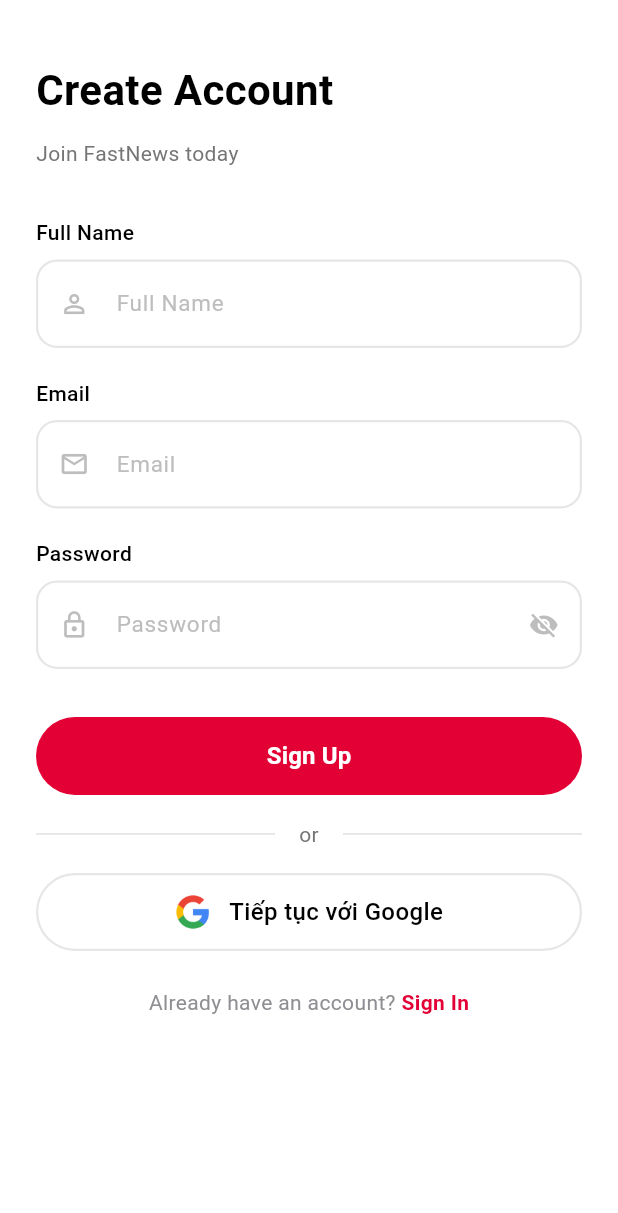
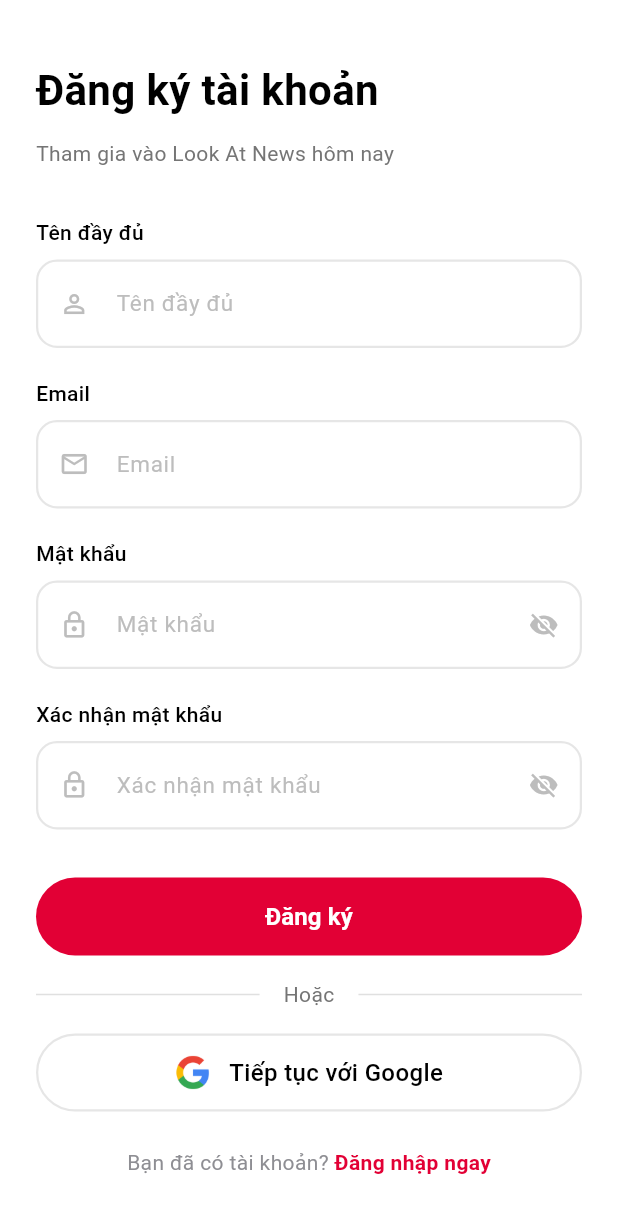
Before and after one commit to vaachu1993/LookAtNew, a Flutter app: the SignUpScreen screen opened directly, on a phone screen of 412 x 824 dp. Shown: the top 1213 px of the screen. Run offline on Flutter 3.47's test engine with Material 3 defaults, Android fonts, the phone set to English and light mode, and no system bars; drawn by our look-alikes of toastification; our stand-ins replace google_sign_in, image_cropper, image_picker, permission_handler, share_plus, shared_preferences and 1 more; accounts and stored records are empty; Roboto replaces fonts that are missing (SF Pro Text).

Commit message:
Refact SignUp Screen To Vietnamese

```diff
--- a/lib/screens/auth/sign_up_screen.dart
+++ b/lib/screens/auth/sign_up_screen.dart
@@ -16,6 +16,7 @@ class _SignUpScreenState extends State<SignUpScreen> {
   final TextEditingController _nameController = TextEditingController();
   final TextEditingController _emailController = TextEditingController();
   final TextEditingController _passwordController = TextEditingController();
+  final TextEditingController _confirmPasswordController = TextEditingController();
   final AuthService _authService = AuthService();
   final GoogleSignInService _googleSignInService = GoogleSignInService();
 
@@ -26,16 +27,17 @@ class _SignUpScreenState extends State<SignUpScreen> {
     _nameController.dispose();
     _emailController.dispose();
     _passwordController.dispose();
+    _confirmPasswordController.dispose();
     super.dispose();
   }
 
-  // Xử lý đăng ký
   Future<void> _handleSignUp() async {
     final name = _nameController.text.trim();
     final email = _emailController.text.trim();
     final password = _passwordController.text.trim();
+    final confirmPassword = _confirmPasswordController.text.trim();
 
-    if (name.isEmpty || email.isEmpty || password.isEmpty) {
+    if (name.isEmpty || email.isEmpty || password.isEmpty || confirmPassword.isEmpty) {
       _showError('Vui lòng nhập đầy đủ thông tin');
       return;
     }
@@ -45,10 +47,14 @@ class _SignUpScreenState extends State<SignUpScreen> {
       return;
     }
 
+    if (password != confirmPassword) {
+      _showError('Mật khẩu xác nhận không khớp');
+      return;
+    }
+
     setState(() => _isLoading = true);
 
     try {
-      // Tạo avatar mặc định từ tên người dùng
       final defaultAvatar = 'https://ui-avatars.com/api/?name=${Uri.encodeComponent(name)}&size=200&background=random';
 
       final message = await _authService.registerUser(
@@ -59,11 +65,9 @@ class _SignUpScreenState extends State<SignUpScreen> {
       );
 
       if (!mounted) return;
-
-      // Hiển thị thông báo thành công
       _showSuccess(message);
 
-      // Chờ 1 giây rồi chuyển sang màn hình verify email
+
       await Future.delayed(const Duration(seconds: 1));
 
       if (!mounted) return;
@@ -199,7 +203,7 @@ class _SignUpScreenState extends State<SignUpScreen> {
 
               // Title
               const Text(
-                'Create Account',
+                'Đăng ký tài khoản',
                 style: TextStyle(
                   color: Colors.black,
                   fontSize: 28,
@@ -211,7 +215,7 @@ class _SignUpScreenState extends State<SignUpScreen> {
 
               // Description
               Text(
-                'Join FastNews today',
+                'Tham gia vào Look At News hôm nay',
                 style: TextStyle(
                   color: Colors.grey[600],
                   fontSize: 14,
@@ -223,8 +227,8 @@ class _SignUpScreenState extends State<SignUpScreen> {
 
               // Name Field
               CustomTextField(
-                label: 'Full Name',
-                hintText: 'Full Name',
+                label: 'Tên đầy đủ',
+                hintText: 'Tên đầy đủ',
                 prefixIcon: Icons.person_outline,
                 controller: _nameController,
               ),
@@ -243,11 +247,22 @@ class _SignUpScreenState extends State<SignUpScreen> {
 
               // Password Field
               CustomTextField(
-                label: 'Password',
-                hintText: 'Password',
+                label: 'Mật khẩu',
+                hintText: 'Mật khẩu',
                 prefixIcon: Icons.lock_outline,
                 isPassword: true,
                 controller: _passwordController,
+              ),
+
+              const SizedBox(height: 20),
+
+              // Confirm Password Field
+              CustomTextField(
+                label: 'Xác nhận mật khẩu',
+                hintText: 'Xác nhận mật khẩu',
+                prefixIcon: Icons.lock_outline,
+                isPassword: true,
+                controller: _confirmPasswordController,
               ),
 
               const SizedBox(height: 32),
@@ -277,7 +292,7 @@ class _SignUpScreenState extends State<SignUpScreen> {
                           ),
                         )
                       : const Text(
-                          'Sign Up',
+                          'Đăng ký',
                           style: TextStyle(
                             fontSize: 16,
                             fontWeight: FontWeight.w600,
@@ -300,7 +315,7 @@ class _SignUpScreenState extends State<SignUpScreen> {
                   Padding(
                     padding: const EdgeInsets.symmetric(horizontal: 16),
                     child: Text(
-                      'or',
+                      'Hoặc',
                       style: TextStyle(
                         color: Colors.grey[600],
                         fontSize: 14,
@@ -330,7 +345,7 @@ class _SignUpScreenState extends State<SignUpScreen> {
                 mainAxisAlignment: MainAxisAlignment.center,
                 children: [
                   const Text(
-                    'Already have an account? ',
+                    'Bạn đã có tài khoản? ',
                     style: TextStyle(
                       color: Color(0xFF8E8E93),
                       fontSize: 14,
@@ -341,7 +356,7 @@ class _SignUpScreenState extends State<SignUpScreen> {
                       Navigator.pop(context);
                     },
                     child: const Text(
-                      'Sign In',
+                      'Đăng nhập ngay',
                       style: TextStyle(
                         color: Color(0xFFE20035),
                         fontSize: 14,
```
